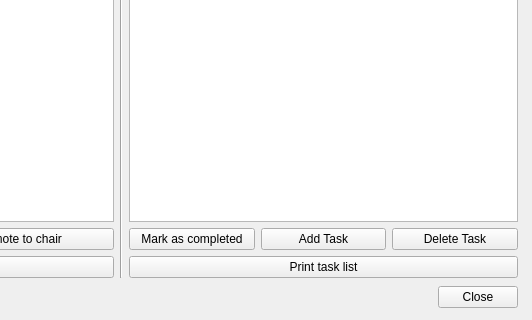
The window that src/view/CommitteeInformation.ui (RachelSugar/cooper) describes before a commit, drawn with Qt 5; both pictures show x 286 to 818 and y 99 to 419 of the 818 by 419 pixel window.
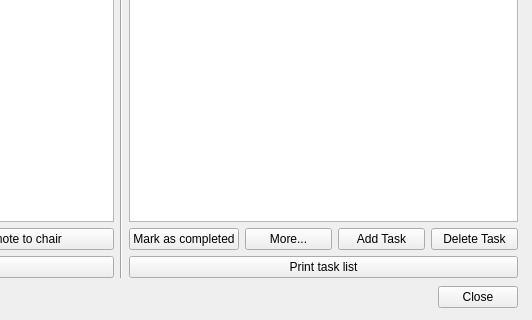
The same window after the commit.

Diff of the .ui file:
```diff
--- a/src/view/CommitteeInformation.ui
+++ b/src/view/CommitteeInformation.ui
@@ -261,6 +261,13 @@
                 </property>
                </widget>
               </item>
+              <item>
+               <widget class="QPushButton" name="moreButton" >
+                <property name="text" >
+                 <string>More...</string>
+                </property>
+               </widget>
+              </item>
               <item>
                <widget class="QPushButton" name="addTaskButton" >
                 <property name="text" >
```
